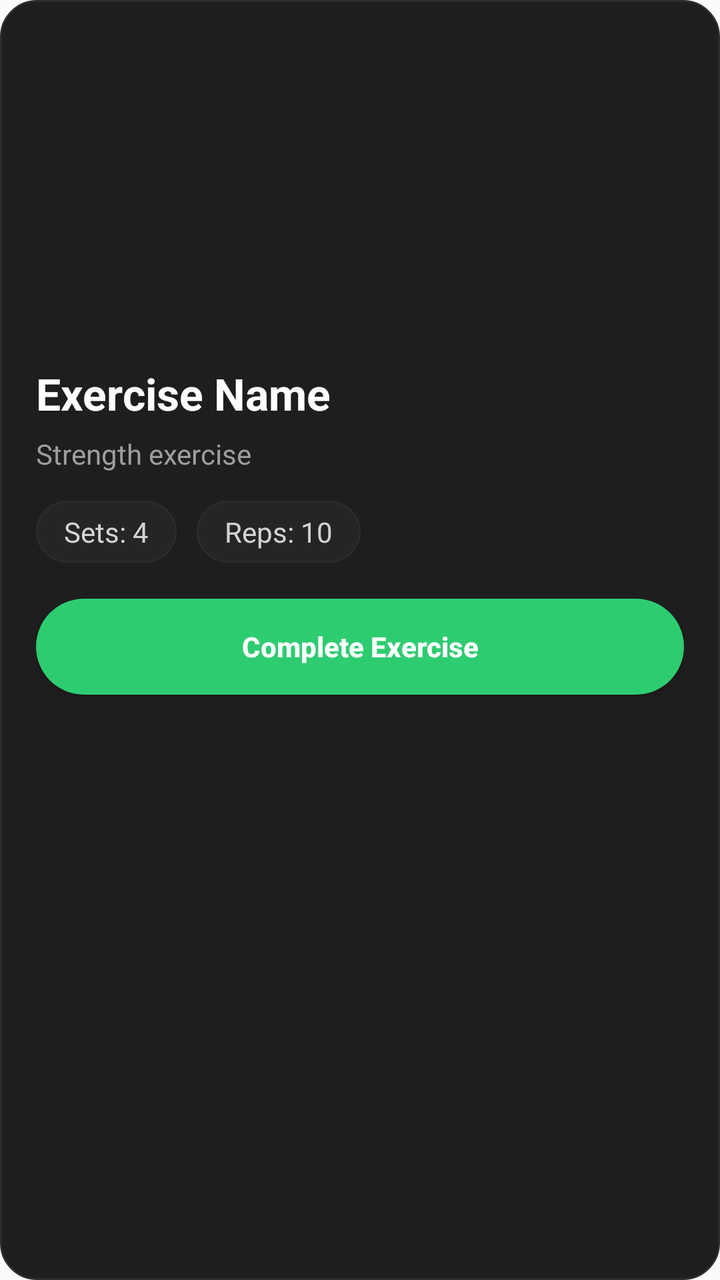
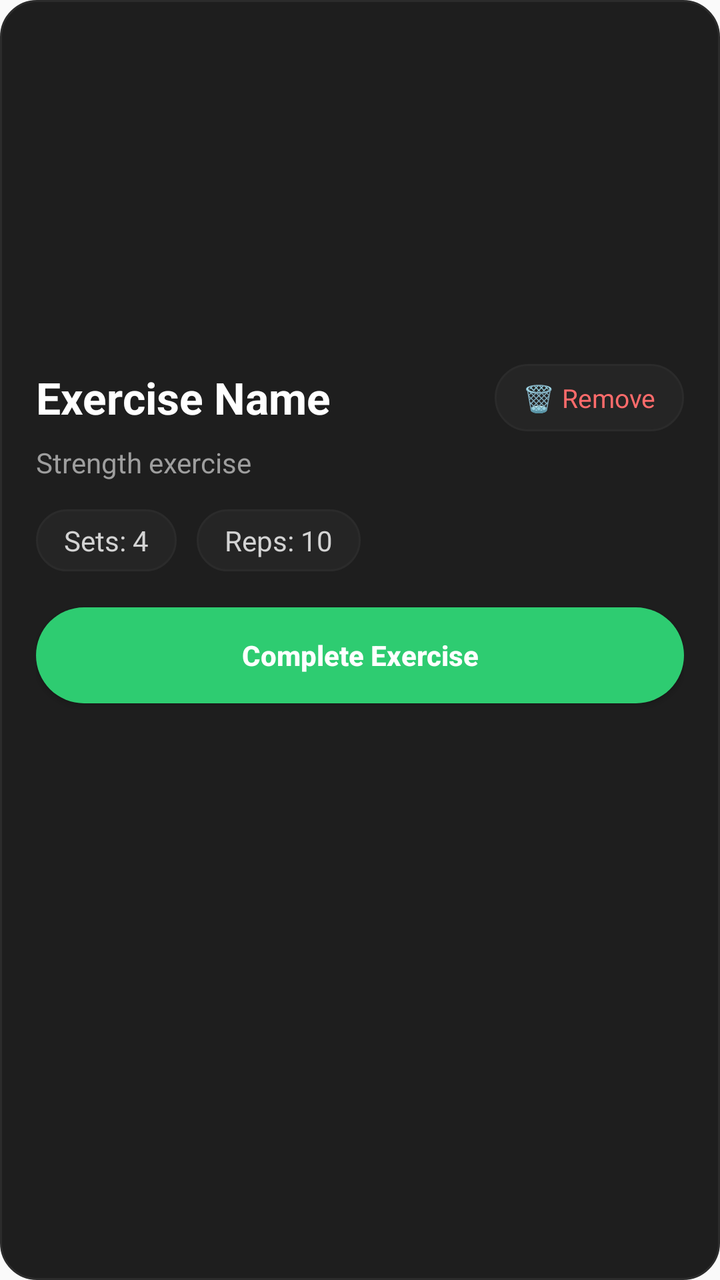

The first picture is an Android layout as it rendered before a commit; the second is the same layout after the commit. The layout source and the unified diff follow.
<!-- AndroidManifest.xml: application theme Theme.GymFlow -->
<!-- res/layout/item_exercise.xml -->
<?xml version="1.0" encoding="utf-8"?>
<LinearLayout xmlns:android="http://schemas.android.com/apk/res/android"
    android:id="@+id/cardContainer"
    android:layout_width="match_parent"
    android:layout_height="wrap_content"
    android:layout_marginBottom="16dp"
    android:background="@drawable/exercise_card_default"
    android:orientation="vertical"
    android:padding="18dp">

    
    <ImageView
        android:id="@+id/imgExercise"
        android:layout_width="match_parent"
        android:layout_height="150dp"
        android:layout_marginBottom="14dp"
        android:scaleType="centerCrop"
        android:contentDescription="Exercise demonstration" />

    <TextView
        android:id="@+id/tvExerciseName"
        android:layout_width="wrap_content"
        android:layout_height="wrap_content"
        android:text="Exercise Name"
        android:textColor="#FFFFFF"
        android:textSize="22sp"
        android:textStyle="bold" />

    <TextView
        android:id="@+id/tvExerciseSubtitle"
        android:layout_width="wrap_content"
        android:layout_height="wrap_content"
        android:layout_marginTop="6dp"
        android:text="Strength exercise"
        android:textColor="#9E9E9E"
        android:textSize="14sp" />

    
    <LinearLayout
        android:layout_width="match_parent"
        android:layout_height="wrap_content"
        android:layout_marginTop="14dp"
        android:orientation="horizontal">

        <TextView
            android:id="@+id/tvExerciseSets"
            android:layout_width="wrap_content"
            android:layout_height="wrap_content"
            android:background="@drawable/chip_bg"
            android:paddingStart="14dp"
            android:paddingEnd="14dp"
            android:paddingTop="6dp"
            android:paddingBottom="6dp"
            android:text="Sets: 4"
            android:textColor="#D3D3D3"
            android:textSize="14sp" />

        <TextView
            android:id="@+id/tvExerciseReps"
            android:layout_width="wrap_content"
            android:layout_height="wrap_content"
            android:layout_marginStart="10dp"
            android:background="@drawable/chip_bg"
            android:paddingStart="14dp"
            android:paddingEnd="14dp"
            android:paddingTop="6dp"
            android:paddingBottom="6dp"
            android:text="Reps: 10"
            android:textColor="#D3D3D3"
            android:textSize="14sp" />
    </LinearLayout>

    <Button
        android:id="@+id/btnCompleteExercise"
        android:layout_width="match_parent"
        android:layout_height="48dp"
        android:layout_marginTop="18dp"
        android:background="@drawable/exercise_button_active"
        android:text="Complete Exercise"
        android:textAllCaps="false"
        android:textColor="#FFFFFF"
        android:textStyle="bold"/>
</LinearLayout>
<!-- resources referenced by this layout -->
<resources>
  <!-- drawable chip_bg (drawable) -->
  <?xml version="1.0" encoding="utf-8"?>
  <shape xmlns:android="http://schemas.android.com/apk/res/android">
      <solid android:color="#252525" />
      <corners android:radius="50dp" />
      <stroke
          android:width="1dp"
          android:color="@color/surface_stroke" />
  </shape>
  <!-- drawable exercise_button_active (drawable) -->
  <?xml version="1.0" encoding="utf-8"?>
  <shape xmlns:android="http://schemas.android.com/apk/res/android">
      <solid android:color="#2ECC71"/>
      <corners android:radius="50dp"/>
  </shape>
  <!-- drawable exercise_card_default (drawable) -->
  <?xml version="1.0" encoding="utf-8"?>
  <shape xmlns:android="http://schemas.android.com/apk/res/android">
      <solid android:color="#1E1E1E" />
      <corners android:radius="18dp" />
      <stroke
          android:width="1dp"
          android:color="#2C2C2C" />
  </shape>
  <style name="Theme.GymFlow" parent="Theme.AppCompat.DayNight.NoActionBar">
          <item name="android:statusBarColor">@android:color/transparent</item>
      </style>
  <color name="surface_stroke">#2B2B2B</color>
</resources>

<!-- the commit's change to res/layout/item_exercise.xml (unified diff, before → after) -->
@@ -17,14 +17,36 @@
         android:scaleType="centerCrop"
         android:contentDescription="Exercise demonstration" />
 
-    <TextView
-        android:id="@+id/tvExerciseName"
-        android:layout_width="wrap_content"
+    
+    <LinearLayout
+        android:layout_width="match_parent"
         android:layout_height="wrap_content"
-        android:text="Exercise Name"
-        android:textColor="#FFFFFF"
-        android:textSize="22sp"
-        android:textStyle="bold" />
+        android:gravity="center_vertical"
+        android:orientation="horizontal">
+
+        <TextView
+            android:id="@+id/tvExerciseName"
+            android:layout_width="0dp"
+            android:layout_height="wrap_content"
+            android:layout_weight="1"
+            android:text="Exercise Name"
+            android:textColor="#FFFFFF"
+            android:textSize="22sp"
+            android:textStyle="bold" />
+
+        <TextView
+            android:id="@+id/btnDeleteExercise"
+            android:layout_width="wrap_content"
+            android:layout_height="wrap_content"
+            android:background="@drawable/chip_bg"
+            android:paddingStart="14dp"
+            android:paddingEnd="14dp"
+            android:paddingTop="8dp"
+            android:paddingBottom="8dp"
+            android:text="🗑 Remove"
+            android:textColor="#FF6B6B"
+            android:textSize="13sp" />
+    </LinearLayout>
 
     <TextView
         android:id="@+id/tvExerciseSubtitle"
